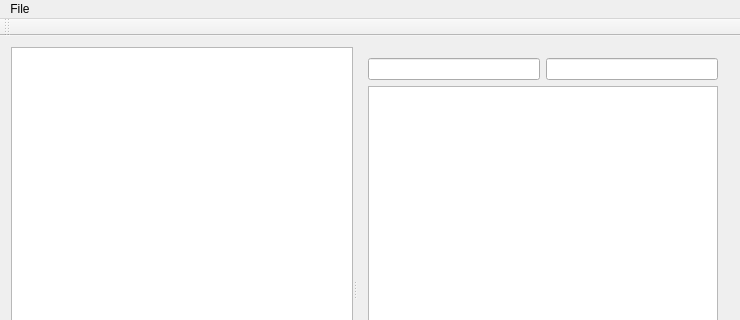
Before: the Qt Designer form mainwindow.ui in afigegoznaet/ImgViewManager, drawn with Qt 5; both pictures show x 0 to 740 and y 0 to 320 of the 740 by 564 pixel window.
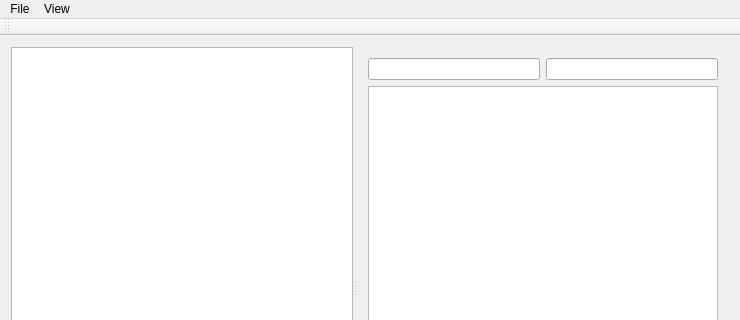
After: the same form once the commit is applied. Custom widgets are drawn as their Qt base class.

Commit message: Sorting and view menu

```diff
--- a/mainwindow.ui
+++ b/mainwindow.ui
@@ -86,7 +86,15 @@
     <addaction name="actionExport_Images"/>
     <addaction name="actionExit"/>
    </widget>
+   <widget class="QMenu" name="menuView">
+    <property name="title">
+     <string>View</string>
+    </property>
+    <addaction name="actionSort_by_full_path"/>
+    <addaction name="actionSort_by_file_name"/>
+   </widget>
    <addaction name="menuFile"/>
+   <addaction name="menuView"/>
   </widget>
   <widget class="QToolBar" name="mainToolBar">
    <attribute name="toolBarArea">
```
Left out of the diff: 28 changed lines with no effect on the pictures. The commit also changes 14 other files.
